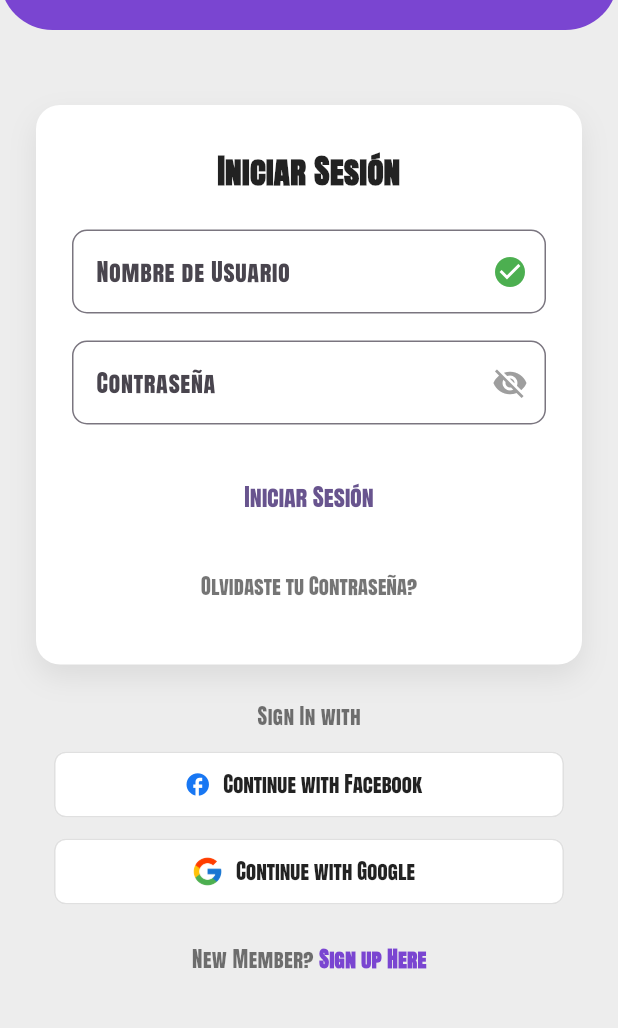
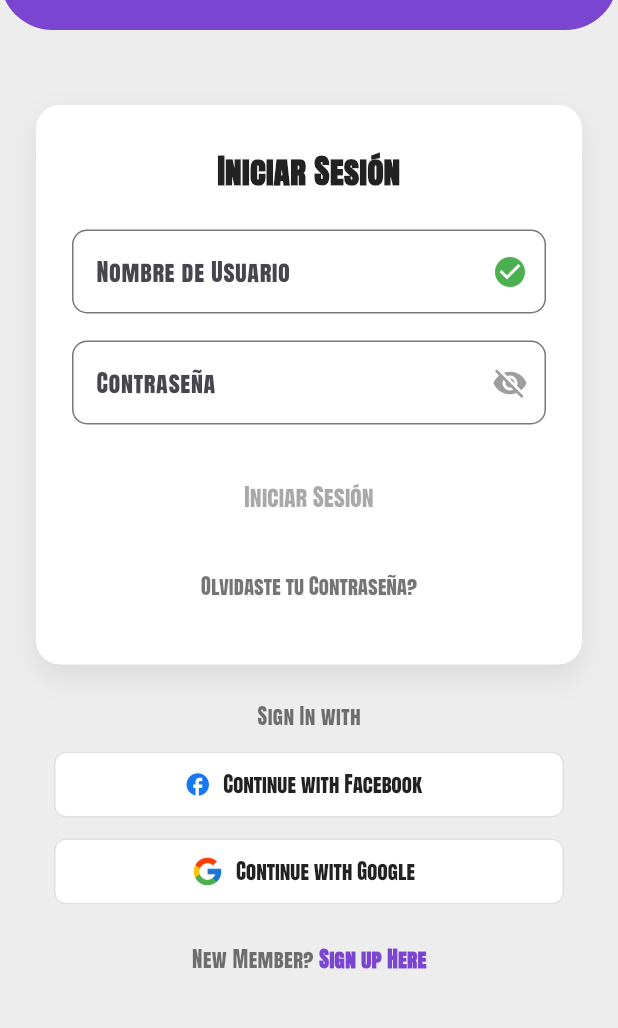
Before and after one commit to ndadri/mi_app_flutter, a Flutter app: the screen it shows after launch, on a phone screen of 412 x 824 dp, the part 195-1223 px from its top. Run offline on Flutter 3.47's test engine with Material 3 defaults, Android fonts, the phone set to English and light mode, and no system bars; our stand-ins replace firebase_core; accounts and stored records are empty.

```diff
--- a/lib/screens/login_screen.dart
+++ b/lib/screens/login_screen.dart
@@ -1,9 +1,10 @@
-// Importación del paquete Flutter para la interfaz de usuario
+import 'dart:convert';
 import 'package:flutter/material.dart';
+import 'package:http/http.dart' as http;
+
 import 'forgot_password_screen.dart';
-import 'home_screen.dart'; // <-- Importa tu pantalla de inicio
+import 'home_screen.dart';
 
-// Clase principal para la pantalla de Login
 class LoginScreen extends StatefulWidget {
   const LoginScreen({super.key});
 
@@ -12,114 +13,161 @@ class LoginScreen extends StatefulWidget {
 }
 
 class _LoginScreenState extends State<LoginScreen> {
-  bool _obscurePassword = true; // Controla si la contraseña es visible o no
-  bool _emailValid = true; // Simulación de validación del email
+  bool _obscurePassword = true;
+  bool _emailValid = true;
+
+  final TextEditingController _usernameController = TextEditingController();
+  final TextEditingController _passwordController = TextEditingController();
+
+  // Método de validación de email
+  void _validateEmail(String email) {
+    setState(() {
+      _emailValid = RegExp(r"^[a-zA-Z0-9._%+-]+@[a-zA-Z0-9.-]+\.[a-zA-Z]{2,}$")
+          .hasMatch(email);
+    });
+  }
+
+  Future<void> loginUsuario(String username, String password) async {
+    final url = Uri.parse('http://localhost:8080/api/login');
+
+    try {
+      final response = await http.post(
+        url,
+        headers: {'Content-Type': 'application/json'},
+        body: jsonEncode({'username': username, 'password': password}),
+      );
+
+      if (response.statusCode == 200) {
+        final data = jsonDecode(response.body);
+        print('✅ Usuario autenticado: ${data['user']}');
+
+        // Redirigir al home (ajusta si usas otra ruta)
+        Navigator.pushReplacement(
+          context,
+          MaterialPageRoute(builder: (context) => const HomeScreen()),
+        );
+      } else {
+        final error = jsonDecode(response.body);
+        _mostrarDialogoError(error['error']);
+      }
+    } catch (e) {
+      _mostrarDialogoError('No se pudo conectar con el servidor.\n$e');
+    }
+  }
+
+  void _mostrarDialogoError(String mensaje) {
+    showDialog(
+      context: context,
+      builder: (_) => AlertDialog(
+        title: const Text('Error de inicio de sesión'),
+        content: Text(mensaje),
+        actions: [
+          TextButton(
+            onPressed: () => Navigator.pop(context),
+            child: const Text('Aceptar'),
+          ),
+        ],
+      ),
+    );
+  }
 
   @override
   Widget build(BuildContext context) {
     return Scaffold(
-      backgroundColor: const Color(0xFFEDEDED), // Color de fondo gris claro
-      body: SingleChildScrollView( // Hacemos la pantalla desplazable en caso de que el teclado se active
+      backgroundColor: const Color(0xFFEDEDED),
+      body: SingleChildScrollView(
         child: Column(
           children: [
-            // Header con color morado y texto 'Pet Match'
             Container(
-              height: 150, // Altura del contenedors
-              width: double.infinity, // Toma todo el ancho de la pantalla
+              height: 150,
+              width: double.infinity,
               decoration: const BoxDecoration(
-                color: Color(0xFF7A45D1), // Color morado
+                color: Color(0xFF7A45D1),
                 borderRadius: BorderRadius.only(
-                  bottomLeft: Radius.circular(35), // Bordes redondeados solo en la parte inferior
+                  bottomLeft: Radius.circular(35),
                   bottomRight: Radius.circular(35),
                 ),
               ),
-              alignment: Alignment.bottomCenter, // Alinea el texto en la parte inferior
-              padding: const EdgeInsets.only(bottom: 20), // Espaciado inferior
+              alignment: Alignment.bottomCenter,
+              padding: const EdgeInsets.only(bottom: 20),
               child: const Text(
-                'Pet Match', // Título principal de la app
+                'Pet Match',
                 style: TextStyle(
-                  fontFamily: 'AntonSC', // <-- Aquí
-                  fontSize: 60, // Tamaño de la fuente
-                  fontWeight: FontWeight.bold, // Fuente en negrita
-                  color: Colors.white, // Color de texto blanco
-                  letterSpacing: 1.5, // Espaciado entre letras
+                  fontFamily: 'AntonSC',
+                  fontSize: 60,
+                  fontWeight: FontWeight.bold,
+                  color: Colors.white,
+                  letterSpacing: 1.5,
                 ),
               ),
             ),
-            const SizedBox(height: 50), // Espacio entre el encabezado y el formulario
-
-            // Card blanca con el formulario de inicio de sesión
+            const SizedBox(height: 50),
             Padding(
-              padding: const EdgeInsets.symmetric(horizontal: 24), // Padding horizontal
+              padding: const EdgeInsets.symmetric(horizontal: 24),
               child: Container(
-                padding: const EdgeInsets.symmetric(horizontal: 24, vertical: 28), // Padding interno
+                padding: const EdgeInsets.symmetric(horizontal: 24, vertical: 28),
                 decoration: BoxDecoration(
-                  color: Colors.white, // Fondo blanco
-                  borderRadius: BorderRadius.circular(16), // Bordes redondeados
-                  boxShadow: [ // Sombra para dar un efecto de elevación
+                  color: Colors.white,
+                  borderRadius: BorderRadius.circular(16),
+                  boxShadow: [
                     BoxShadow(
-                      color: Colors.black.withOpacity(0.08), // Color de la sombra
-                      blurRadius: 16, // Desenfoque de la sombra
-                      offset: const Offset(0, 8), // Desplazamiento de la sombra
+                      color: Colors.black.withOpacity(0.08),
+                      blurRadius: 16,
+                      offset: const Offset(0, 8),
                     ),
                   ],
                 ),
                 child: Column(
-                  crossAxisAlignment: CrossAxisAlignment.stretch, // Alinea el contenido a la izquierda
+                  crossAxisAlignment: CrossAxisAlignment.stretch,
                   children: [
                     const Text(
                       'Iniciar Sesión',
                       textAlign: TextAlign.center,
                       style: TextStyle(
-                        fontFamily: 'AntonSC', // <-- Aquí, dentro de style
+                        fontFamily: 'AntonSC',
                         fontSize: 22,
                         fontWeight: FontWeight.w600,
                         color: Colors.black87,
                       ),
                     ),
-                    const SizedBox(height: 24), // Espaciado entre el título y el campo de texto
-
-                    // Campo de texto para el nombre de usuario (simula validación de email)
+                    const SizedBox(height: 24),
                     TextField(
+                      controller: _usernameController,
+                      onChanged: _validateEmail, // Llamada a la validación del email
                       decoration: InputDecoration(
-                        labelText: 'Nombre de Usuario', // Texto del campo
-                        hintText: 'Umetale@gmail.com', // Texto de ayuda
+                        labelText: 'Nombre de Usuario',
+                        hintText: 'admin',
                         suffixIcon: _emailValid
-                            ? const Icon(Icons.check_circle, color: Colors.green) // Ícono de validación
-                            : null, // Si la validación es falsa, no muestra el ícono
+                            ? const Icon(Icons.check_circle, color: Colors.green)
+                            : null,
                         border: OutlineInputBorder(
-                          borderRadius: BorderRadius.circular(10), // Bordes redondeados
+                          borderRadius: BorderRadius.circular(10),
                         ),
                       ),
                     ),
-                    const SizedBox(height: 18), // Espaciado entre el campo de texto y la contraseña
-
-                    // Campo de texto para la contraseña
+                    const SizedBox(height: 18),
                     TextField(
-                      obscureText: _obscurePassword, // Hace la contraseña invisible por defecto
+                      controller: _passwordController,
+                      obscureText: _obscurePassword,
                       decoration: InputDecoration(
-                        labelText: 'Contraseña', // Texto del campo
+                        labelText: 'Contraseña',
                         suffixIcon: IconButton(
                           icon: Icon(
-                            _obscurePassword
-                                ? Icons.visibility_off // Ícono para ocultar la contraseña
-                                : Icons.visibility, // Ícono para mostrar la contraseña
+                            _obscurePassword ? Icons.visibility_off : Icons.visibility,
                             color: Colors.grey,
                           ),
                           onPressed: () {
                             setState(() {
-                              _obscurePassword = !_obscurePassword; // Cambia el estado de visibilidad de la contraseña
+                              _obscurePassword = !_obscurePassword;
                             });
                           },
                         ),
                         border: OutlineInputBorder(
-                          borderRadius: BorderRadius.circular(10), // Bordes redondeados
+                          borderRadius: BorderRadius.circular(10),
                         ),
                       ),
                     ),
-                    const SizedBox(height: 24), // Espaciado entre los campos y el botón
-
-                    // Botón principal para iniciar sesión
+                    const SizedBox(height: 24),
                     TextButton(
                       style: TextButton.styleFrom(
                         textStyle: const TextStyle(
@@ -128,16 +176,15 @@ class _LoginScreenState extends State<LoginScreen> {
                         ),
                       ),
                       child: const Text('Iniciar Sesión'),
-                      onPressed: () {
-                        Navigator.pushReplacement(
-                          context,
-                          MaterialPageRoute(builder: (context) => const HomeScreen()),
-                        );
-                      },
+                      onPressed: (_emailValid && _passwordController.text.trim().isNotEmpty)
+                          ? () {
+                              final username = _usernameController.text.trim();
+                              final password = _passwordController.text.trim();
+                              loginUsuario(username, password);
+                            }
+                          : null, // Deshabilitado si el email o la contraseña no son válidos
                     ),
-                    const SizedBox(height: 12), // Espaciado entre el botón y el texto para recuperar contraseña
-
-                    // Texto para recuperar la contraseña
+                    const SizedBox(height: 12),
                     TextButton(
                       onPressed: () {
                         Navigator.push(
@@ -157,85 +204,69 @@ class _LoginScreenState extends State<LoginScreen> {
                 ),
               ),
             ),
-            const SizedBox(height: 24), // Espaciado entre el formulario y los botones de redes sociales
-
-            // Texto para "Iniciar sesión con"
-            const Text(
-              'Sign In with',
-              style: TextStyle(fontSize: 14, color: Colors.black54), // Estilo del texto
-            ),
-            const SizedBox(height: 12), // Espaciado entre el texto y los botones de redes sociales
-
-            // Botón de Facebook
+            const SizedBox(height: 24),
+            const Text('Sign In with', style: TextStyle(fontSize: 14, color: Colors.black54)),
+            const SizedBox(height: 12),
             Padding(
-              padding: const EdgeInsets.symmetric(horizontal: 36), // Padding horizontal
+              padding: const EdgeInsets.symmetric(horizontal: 36),
               child: ElevatedButton.icon(
                 style: ElevatedButton.styleFrom(
-                  backgroundColor: Colors.white, // Fondo blanco
-                  foregroundColor: Colors.black87, // Color del texto
-                  minimumSize: const Size.fromHeight(44), // Tamaño mínimo del botón
-                  side: const BorderSide(color: Color(0xFFE0E0E0)), // Borde gris claro
+                  backgroundColor: Colors.white,
+                  foregroundColor: Colors.black87,
+                  minimumSize: const Size.fromHeight(44),
+                  side: const BorderSide(color: Color(0xFFE0E0E0)),
                   shape: RoundedRectangleBorder(
-                    borderRadius: BorderRadius.circular(8), // Bordes redondeados
+                    borderRadius: BorderRadius.circular(8),
                   ),
-                  elevation: 0, // Sin sombra
+                  elevation: 0,
                 ),
-                icon: const Icon(Icons.facebook, color: Color(0xFF1877F3)), // Ícono de Facebook
-                label: const Text('Continue with Facebook'), // Texto del botón
-                onPressed: () {}, // Lógica para el inicio con Facebook
+                icon: const Icon(Icons.facebook, color: Color(0xFF1877F3)),
+                label: const Text('Continue with Facebook'),
+                onPressed: () {},
               ),
             ),
-            const SizedBox(height: 10), // Espaciado entre los botones
-
-            // Botón de Google
+            const SizedBox(height: 10),
             Padding(
-              padding: const EdgeInsets.symmetric(horizontal: 36), // Padding horizontal
+              padding: const EdgeInsets.symmetric(horizontal: 36),
               child: ElevatedButton.icon(
                 style: ElevatedButton.styleFrom(
-                  backgroundColor: Colors.white, // Fondo blanco
-                  foregroundColor: Colors.black87, // Color del texto
-                  minimumSize: const Size.fromHeight(44), // Tamaño mínimo del botón
-                  side: const BorderSide(color: Color(0xFFE0E0E0)), // Borde gris claro
+                  backgroundColor: Colors.white,
+                  foregroundColor: Colors.black87,
+                  minimumSize: const Size.fromHeight(44),
+                  side: const BorderSide(color: Color(0xFFE0E0E0)),
                   shape: RoundedRectangleBorder(
-                    borderRadius: BorderRadius.circular(8), // Bordes redondeados
+                    borderRadius: BorderRadius.circular(8),
                   ),
-                  elevation: 0, // Sin sombra
+                  elevation: 0,
                 ),
                 icon: Image.asset(
-                  'assets/google_icon.png', // Icono de Google desde los assets
+                  'assets/google_icon.png',
                   height: 22,
                   width: 22,
                 ),
-                label: const Text('Continue with Google'), // Texto del botón
-                onPressed: () {}, // Lógica para el inicio con Google
+                label: const Text('Continue with Google'),
+                onPressed: () {},
               ),
             ),
-            const SizedBox(height: 24), // Espaciado entre el botón de Google y el footer
-
-            // Footer con enlace para registrar una nueva cuenta
+            const SizedBox(height: 24),
             Row(
-              mainAxisAlignment: MainAxisAlignment.center, // Centra el contenido
+              mainAxisAlignment: MainAxisAlignment.center,
               children: [
-                const Text(
-                  'New Member? ', // Texto de invitación para registrarse
-                  style: TextStyle(color: Colors.black54, fontSize: 14), // Estilo del texto
-                ),
+                const Text('New Member? ', style: TextStyle(color: Colors.black54, fontSize: 14)),
                 GestureDetector(
-                  onTap: () {
-                    Navigator.pushNamed(context, '/register'); // Navega a la pantalla de registro
-                  },
+                  onTap: () => Navigator.pushNamed(context, '/register'),
                   child: const Text(
-                    'Sign up Here', // Texto para registrarse
+                    'Sign up Here',
                     style: TextStyle(
-                      color: Color(0xFF7A45D1), // Color morado
-                      fontWeight: FontWeight.bold, // Estilo en negrita
-                      fontSize: 14, // Tamaño del texto
+                      color: Color(0xFF7A45D1),
+                      fontWeight: FontWeight.bold,
+                      fontSize: 14,
                     ),
                   ),
                 ),
               ],
             ),
-            const SizedBox(height: 24), // Espaciado entre el footer y el final
+            const SizedBox(height: 24),
           ],
         ),
       ),
```
Also changed, not shown: lib/main.dart (+9 -2 lines), lib/pages/test_conexion_page.dart (added, +65 -0 lines), pubspec.yaml (+13 -6 lines), firebase.json (added), lib/firebase_options.dart (added), pubspec.lock, 7 other files.
